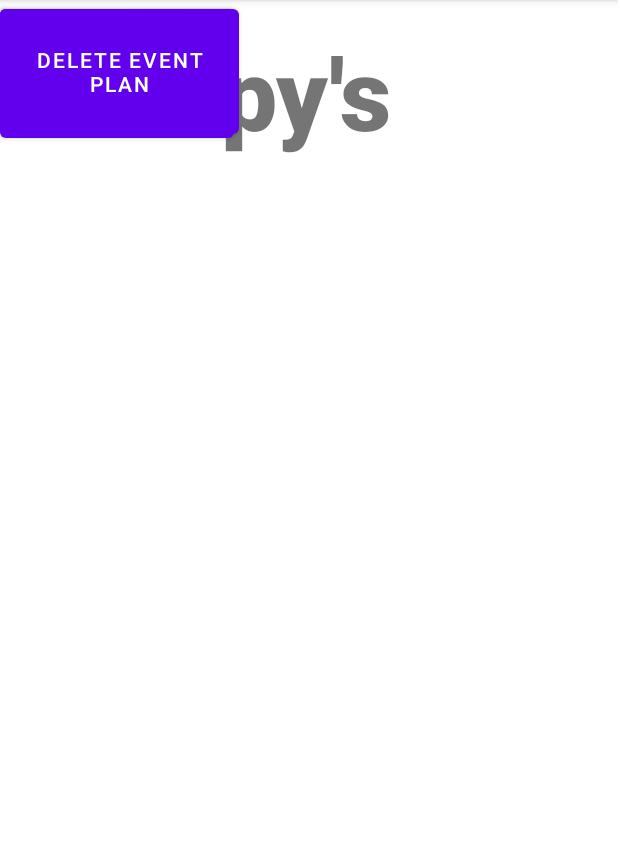
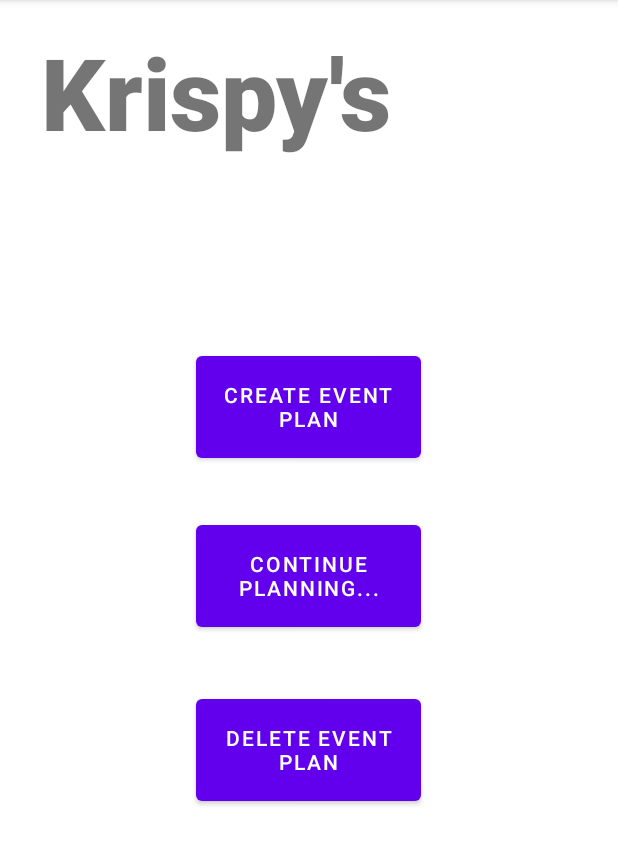
Before and after one commit to xKarim24x/Independent-Study-Event-Planner, an Android app: the screen it shows after launch (MainActivity), on a phone screen of 412 x 824 dp, the part 84-949 px from its top. Run offline under Robolectric (Android 15) with nearby library versions, the phone set to English and light mode, and no system bars.

Commit message:
Added Constraints

```diff
--- a/app/src/main/res/layout/activity_main.xml
+++ b/app/src/main/res/layout/activity_main.xml
@@ -7,6 +7,7 @@
     tools:context=".MainActivity">
 
     <TextView
+        android:id="@+id/appName"
         android:layout_width="255dp"
         android:layout_height="98dp"
         android:fontFamily="sans-serif-black"
@@ -22,26 +23,37 @@
 
     <Button
         android:id="@+id/button"
-        android:layout_width="156dp"
-        android:layout_height="81dp"
+        android:layout_width="150dp"
+        android:layout_height="80dp"
         android:text="Create Event Plan"
-        tools:layout_editor_absoluteX="127dp"
-        tools:layout_editor_absoluteY="208dp" />
+        app:layout_constraintBottom_toBottomOf="parent"
+        app:layout_constraintEnd_toEndOf="parent"
+        app:layout_constraintHorizontal_bias="0.498"
+        app:layout_constraintStart_toStartOf="parent"
+        app:layout_constraintTop_toTopOf="parent"
+        app:layout_constraintVertical_bias="0.336" />
 
     <Button
         android:id="@+id/button2"
-        android:layout_width="156dp"
-        android:layout_height="98dp"
+        android:layout_width="150dp"
+        android:layout_height="80dp"
         android:text="Continue Planning..."
-        tools:layout_editor_absoluteX="127dp"
-        tools:layout_editor_absoluteY="306dp" />
+        app:layout_constraintBottom_toBottomOf="parent"
+        app:layout_constraintEnd_toEndOf="parent"
+        app:layout_constraintHorizontal_bias="0.498"
+        app:layout_constraintStart_toStartOf="parent"
+        app:layout_constraintTop_toTopOf="parent" />
 
     <Button
         android:id="@+id/button3"
-        android:layout_width="159dp"
-        android:layout_height="95dp"
+        android:layout_width="150dp"
+        android:layout_height="80dp"
         android:text="Delete Event Plan"
-        tools:layout_editor_absoluteX="126dp"
-        tools:layout_editor_absoluteY="423dp" />
+        app:layout_constraintBottom_toBottomOf="parent"
+        app:layout_constraintEnd_toEndOf="parent"
+        app:layout_constraintHorizontal_bias="0.498"
+        app:layout_constraintStart_toStartOf="parent"
+        app:layout_constraintTop_toTopOf="parent"
+        app:layout_constraintVertical_bias="0.669" />
 
 </androidx.constraintlayout.widget.ConstraintLayout>
```
